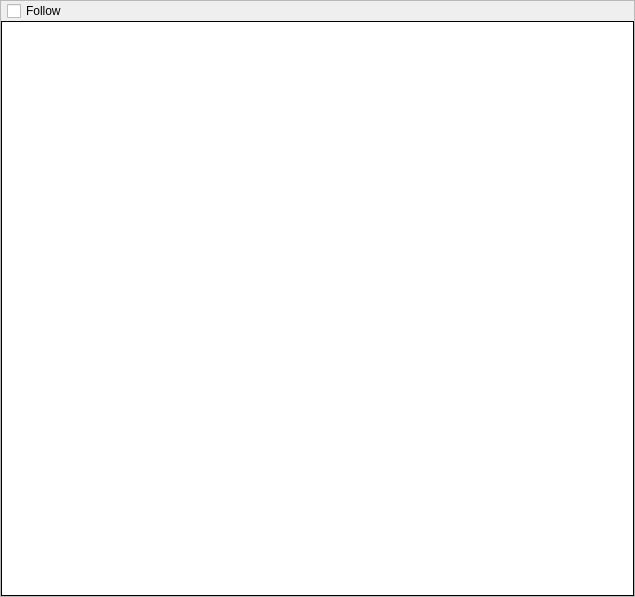
Old version of the form src/gui/file_views/PlainTextViewWidget.ui in the repository tomvodi/QTail.
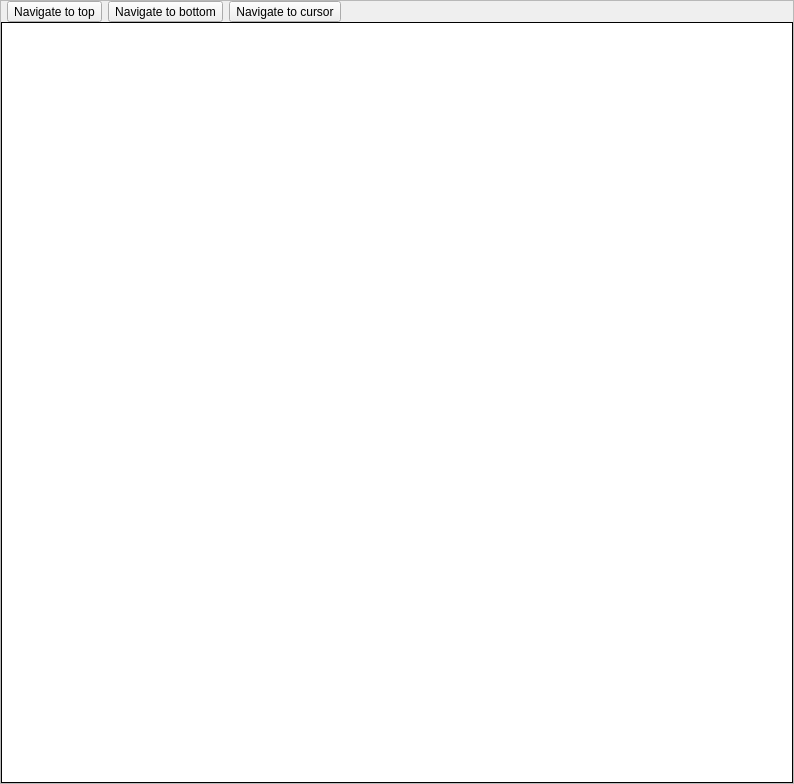
New version of the form. Icons and pictures are not drawn. Custom widgets are drawn as their Qt base class.

Commit message: replaced follow tail with navigation buttons

Diff of the .ui file:
```diff
--- a/src/gui/file_views/PlainTextViewWidget.ui
+++ b/src/gui/file_views/PlainTextViewWidget.ui
@@ -6,8 +6,8 @@
    <rect>
     <x>0</x>
     <y>0</y>
-    <width>635</width>
-    <height>597</height>
+    <width>794</width>
+    <height>784</height>
    </rect>
   </property>
   <property name="windowTitle">
@@ -62,13 +62,48 @@
       <property name="verticalSpacing">
        <number>0</number>
       </property>
+      <item row="0" column="2">
+       <widget class="QToolButton" name="navigateCursorButton">
+        <property name="text">
+         <string>Navigate to cursor</string>
+        </property>
+        <property name="icon">
+         <iconset resource="../resources.qrc">
+          <normaloff>:/resources/icons/actions/go-jump.png</normaloff>:/resources/icons/actions/go-jump.png</iconset>
+        </property>
+       </widget>
+      </item>
       <item row="0" column="0">
-       <widget class="QCheckBox" name="followTailCheckBox">
+       <widget class="QToolButton" name="navigateTopButton">
         <property name="text">
-         <string>Follow</string>
+         <string>Navigate to top</string>
         </property>
        </widget>
       </item>
+      <item row="0" column="1">
+       <widget class="QToolButton" name="navigateBottomButton">
+        <property name="text">
+         <string>Navigate to bottom</string>
+        </property>
+        <property name="icon">
+         <iconset resource="../resources.qrc">
+          <normaloff>:/resources/icons/actions/go-bottom.png</normaloff>:/resources/icons/actions/go-bottom.png</iconset>
+        </property>
+       </widget>
+      </item>
+      <item row="0" column="3">
+       <spacer name="horizontalSpacer">
+        <property name="orientation">
+         <enum>Qt::Horizontal</enum>
+        </property>
+        <property name="sizeHint" stdset="0">
+         <size>
+          <width>40</width>
+          <height>20</height>
+         </size>
+        </property>
+       </spacer>
+      </item>
      </layout>
     </widget>
    </item>
```
Left out of the diff: 8 changed lines with no effect on the pictures. The commit also changes 12 other files.
